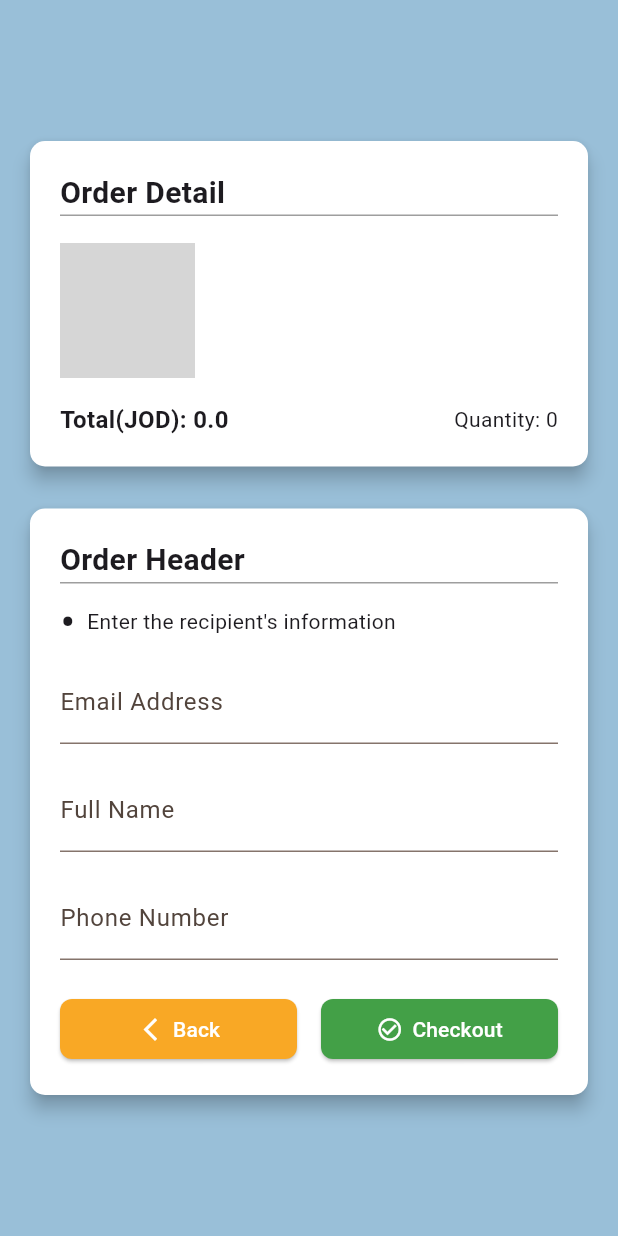
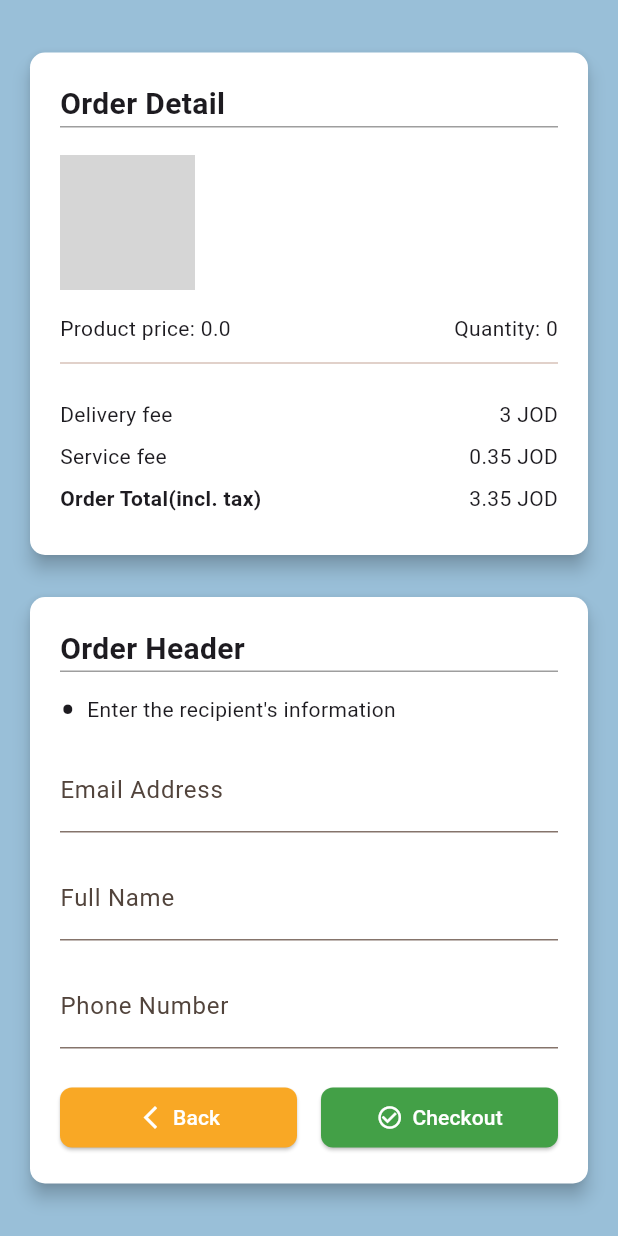
Before and after one commit to Ammar-div/test_project, a Flutter app: the PreCheckout screen opened directly with empty values, on a phone screen of 412 x 824 dp. Run offline on Flutter 3.47's test engine with Material 3 defaults, Android fonts, the light colour scheme and no system bars; our stand-ins replace carousel_slider, cloud_firestore, firebase_auth, firebase_core, firebase_storage, flutter_local_notifications and 7 more; accounts and stored records are empty; network calls fail; statements that could not run were skipped; grey boxes are pictures that could not be loaded.

Commit message:
adding delivery and service fees to "pre_checkout" in "product_details_screen" : handle carousel autoplay / handle user cant buy his own product while logged out then logged in.

```diff
--- a/lib/screens/order/pre_checkout.dart
+++ b/lib/screens/order/pre_checkout.dart
@@ -174,7 +174,7 @@ void showToastrMessage(String message) {
         "product_id": widget.productId,
         "quantity": widget.quantity,
         "image_url": widget.imageUrl,
-        "total_amount": widget.totalAmount,
+        "total_amount": _orderTotal(widget.totalAmount),
       },
       'status': orderStatus[0],
       "delivery_person_id": '9IWiv0gCv1Y60CRwjwGqYsuGTtr2',
@@ -206,6 +206,15 @@ void showToastrMessage(String message) {
     );
   }
 }
+
+
+  double _orderTotal(double productPrice)
+  {
+    var DeliveryFee = 3;
+    var ServiceFee = 0.35;
+    productPrice = (productPrice + DeliveryFee + ServiceFee);
+    return productPrice;
+  }
 
 
   @override
@@ -287,19 +296,48 @@ void showToastrMessage(String message) {
                           ],
                         ),
                         const SizedBox(height: 16),
-                        Row(
-                          children: [
-                            Text(
-                              'Total(JOD): ${widget.totalAmount}',
-                              style: const TextStyle(
-                                fontWeight: FontWeight.bold,
-                                fontSize: 16,
-                              ),
+
+                            Row(
+                              children: [
+                                Text('Product price: ${widget.totalAmount}'),
+                                const Spacer(),
+                                Text('Quantity: ${widget.quantity}'),
+                              ],
                             ),
-                            const Spacer(),
-                            Text('Quantity: ${widget.quantity}'),
-                          ],
-                        ),
+                            const SizedBox(height: 5,),
+
+                            const Divider(),
+
+                            const SizedBox(height: 16,),
+
+                           const Row(
+                              children: [
+                                 Text('Delivery fee'),
+                                 Spacer(),
+                                 Text('3 JOD'),
+                              ],
+                            ),
+                            const SizedBox(height: 8,),
+
+                            const Row(
+                              children: [
+                                 Text('Service fee'),
+                                 Spacer(),
+                                 Text('0.35 JOD'),
+                              ],
+                            ),
+                            const SizedBox(height: 8,),
+                             Row(
+                              children: [
+                                 const Text('Order Total(incl. tax)',style:
+                                 TextStyle(fontWeight: FontWeight.bold),),
+                                 const Spacer(),
+                                 Text('${_orderTotal(widget.totalAmount).toString()} JOD'),
+                              ],
+                            ),
+                            const SizedBox(height: 8,),
+
+
                       ],
                     ),
                   ),
@@ -410,6 +448,7 @@ void showToastrMessage(String message) {
                                   _enteredPhoneNumber = value!;
                                 },
                           ),
+
                           const SizedBox(height: 22,),
                           Row(
                             mainAxisAlignment: MainAxisAlignment.spaceEvenly,
```
Also changed, not shown: lib/screens/product_details_screen.dart (+88 -14 lines).
